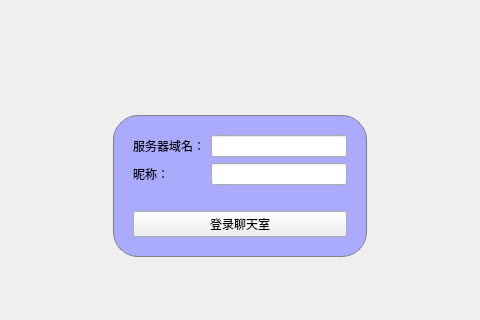
This is ChatClient/mainwindow.ui in Zyc-paper-tigers/QTexamination_4QTexamination_4 as Qt 5 draws it before an edit; both pictures show x 160 to 640 and y 138 to 458 of the 800 by 600 pixel window. The edited form follows.
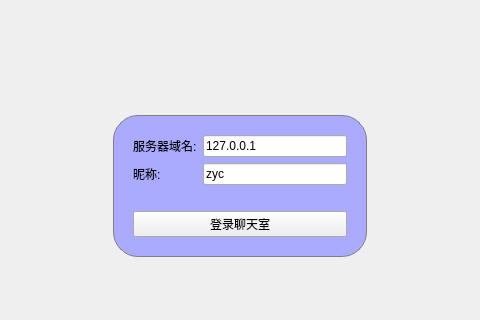
This is the edited form. The open tabs and pages were chosen to show the change.

Diff of the .ui file:
```diff
--- a/ChatClient/mainwindow.ui
+++ b/ChatClient/mainwindow.ui
@@ -144,22 +144,30 @@
              <item row="0" column="0">
               <widget class="QLabel" name="label_2">
                <property name="text">
-                <string>服务器域名：</string>
+                <string>服务器域名:</string>
                </property>
               </widget>
              </item>
              <item row="0" column="1">
-              <widget class="QLineEdit" name="serverEdit"/>
+              <widget class="QLineEdit" name="serverEdit">
+               <property name="text">
+                <string>127.0.0.1</string>
+               </property>
+              </widget>
              </item>
              <item row="1" column="0">
-              <widget class="QLabel" name="usernameEdit">
+              <widget class="QLabel" name="label">
                <property name="text">
-                <string>昵称：</string>
+                <string>昵称:</string>
                </property>
               </widget>
              </item>
              <item row="1" column="1">
-              <widget class="QLineEdit" name="lineEdit_2"/>
+              <widget class="QLineEdit" name="usernameEdit">
+               <property name="text">
+                <string>zyc</string>
+               </property>
+              </widget>
              </item>
             </layout>
            </item>
```
Left out of the diff: 2 changed lines with no effect on the pictures.
